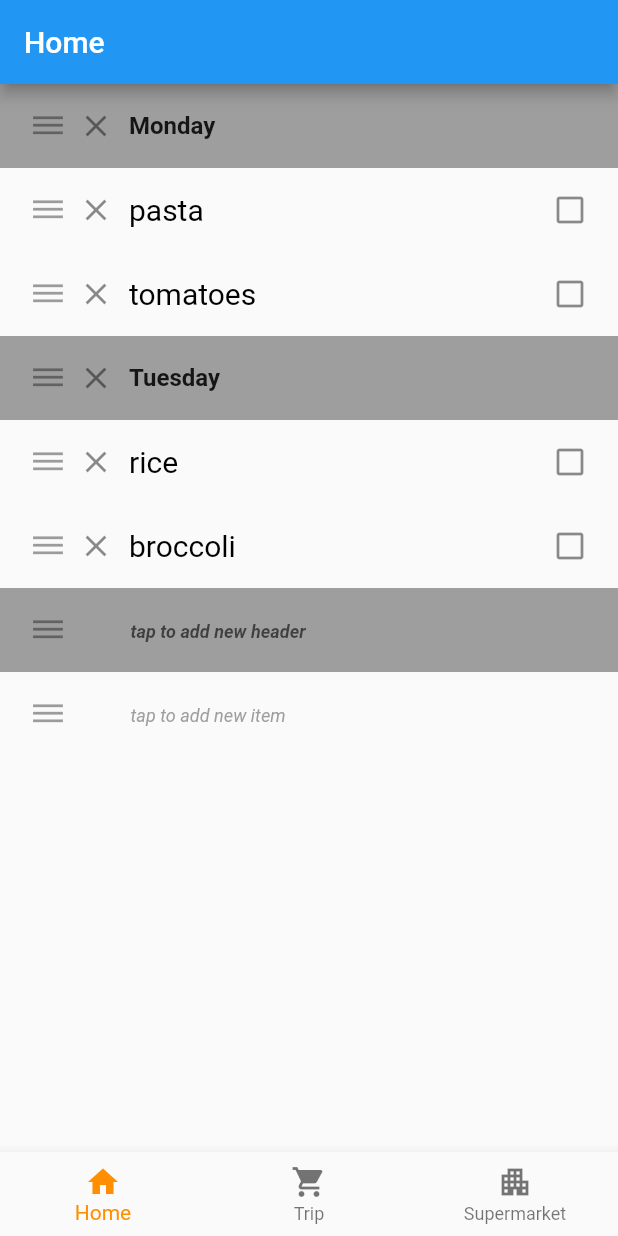
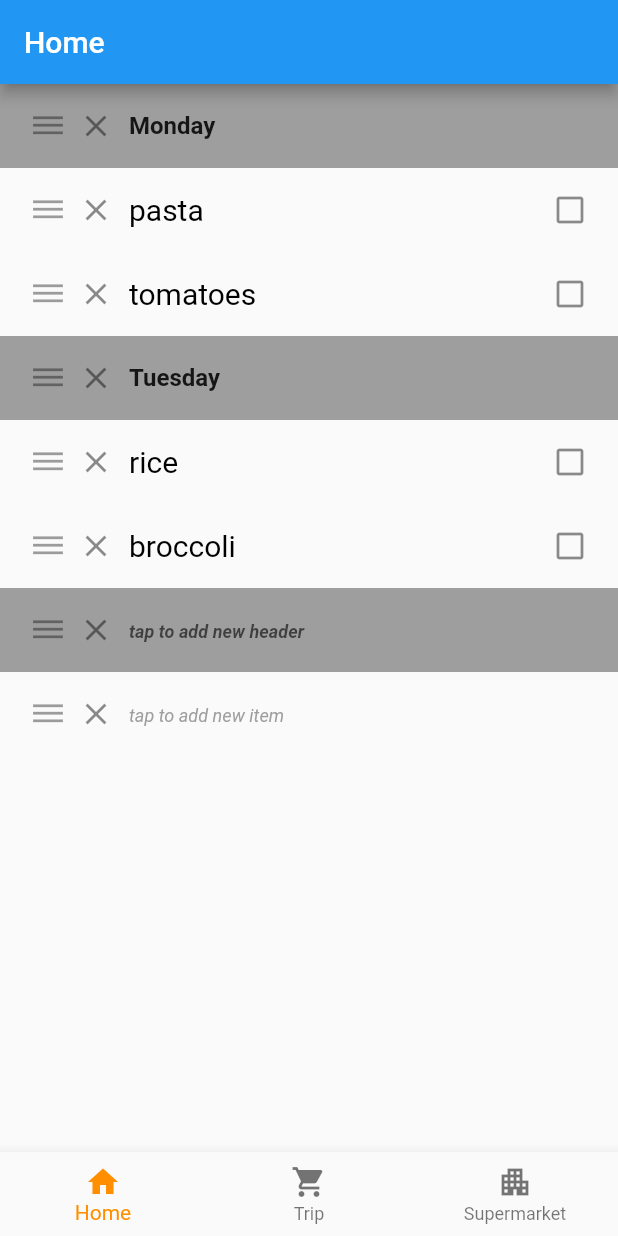
Before and after one commit to KnurpsBram/shoplist, a Flutter app: the screen it shows after launch, on a phone screen of 412 x 824 dp. Run offline on Flutter 3.47's test engine with Material 2 defaults, Android fonts, the phone set to English and light mode, and no system bars.

Commit message:
reintroduced cross icon for input fields. Pressing it doesn't remove the inputfield, but rather moves it to the bottom

```diff
--- a/src/lib/main.dart
+++ b/src/lib/main.dart
@@ -291,7 +291,7 @@ class _HomeListState extends State<HomeList> {
             decoration: new InputDecoration(
                 border: InputBorder.none,
                 focusedBorder  : InputBorder.none,
-                contentPadding : EdgeInsets.only(left: 15, bottom: 11, top: 11, right: 15),
+                contentPadding : EdgeInsets.only(left: -10, bottom: 0, top: 0, right: 0),
                 hintText       : "tap to add new item",
                 hintStyle      : TextStyle(
                     fontStyle : FontStyle.italic,
@@ -312,10 +312,26 @@ class _HomeListState extends State<HomeList> {
           ),
           contentPadding: EdgeInsets.symmetric(vertical: 0.0, horizontal: 16.0),
           dense: true,
-          leading : IconButton(
+          leading : Wrap(
+            children: <Widget>[
+              IconButton(
                 padding: EdgeInsets.all(4.0),
                 constraints: BoxConstraints(),
                 icon: Icon(Icons.dehaze),
+              ),
+              IconButton(
+                  padding: EdgeInsets.all(4.0),
+                  constraints: BoxConstraints(),
+                  icon: Icon(Icons.clear),
+                  onPressed: () {
+                      setState( () {
+                          appData.homeList.remove(entry);
+                          appData.homeList.add(entry); // this adds it at the end
+                          appData.store();
+                      });
+                  }
+              ),
+            ],
           ),
         );
       } else if (entry is HeaderEntry) {
@@ -380,7 +396,7 @@ class _HomeListState extends State<HomeList> {
             decoration: new InputDecoration(
                 border: InputBorder.none,
                 focusedBorder  : InputBorder.none,
-                contentPadding : EdgeInsets.only(left: 15, bottom: 11, top: 11, right: 15),
+                contentPadding : EdgeInsets.only(left: -10, bottom: 0, top: 0, right: 0),
                 hintText       : "tap to add new header",
                 hintStyle      : TextStyle(
                     fontWeight: FontWeight.bold,
@@ -402,10 +418,26 @@ class _HomeListState extends State<HomeList> {
           ),
           contentPadding: EdgeInsets.symmetric(vertical: 0.0, horizontal: 16.0),
           dense: true,
-          leading : IconButton(
+          leading : Wrap(
+            children: <Widget>[
+              IconButton(
                 padding: EdgeInsets.all(4.0),
                 constraints: BoxConstraints(),
                 icon: Icon(Icons.dehaze),
+              ),
+              IconButton(
+                  padding: EdgeInsets.all(4.0),
+                  constraints: BoxConstraints(),
+                  icon: Icon(Icons.clear),
+                  onPressed: () {
+                      setState( () {
+                          appData.homeList.remove(entry);
+                          appData.homeList.add(entry); // this adds it at the end
+                          appData.store();
+                      });
+                  }
+              ),
+            ],
           ),
         );
       } else {
@@ -634,7 +666,7 @@ class _SupermarketListState extends State<SupermarketList> {
             decoration: new InputDecoration(
                 border: InputBorder.none,
                 focusedBorder  : InputBorder.none,
-                contentPadding : EdgeInsets.only(left: 15, bottom: 11, top: 11, right: 15),
+                contentPadding : EdgeInsets.only(left: -10, bottom: 0, top: 0, right: 0),
                 hintText       : "tap to add new item",
                 hintStyle      : TextStyle(
                     fontStyle : FontStyle.italic,
@@ -653,10 +685,26 @@ class _SupermarketListState extends State<SupermarketList> {
           ),
           contentPadding: EdgeInsets.symmetric(vertical: 0.0, horizontal: 16.0),
           dense: true,
-          leading : IconButton(
+          leading : Wrap(
+            children: <Widget>[
+              IconButton(
                 padding: EdgeInsets.all(4.0),
                 constraints: BoxConstraints(),
                 icon: Icon(Icons.dehaze),
+              ),
+              IconButton(
+                  padding: EdgeInsets.all(4.0),
+                  constraints: BoxConstraints(),
+                  icon: Icon(Icons.clear),
+                  onPressed: () {
+                      setState( () {
+                          appData.supermarketOrder.remove("");
+                          appData.supermarketOrder.add(""); // this adds it at the end
+                          appData.store();
+                      });
+                  }
+              ),
+            ],
           ),
         );
       } else {
```
Lines whose indentation alone changed are shown as unchanged.
